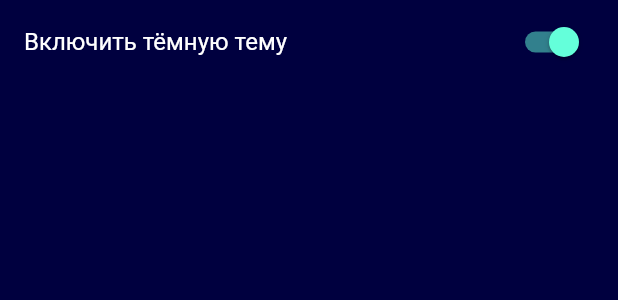
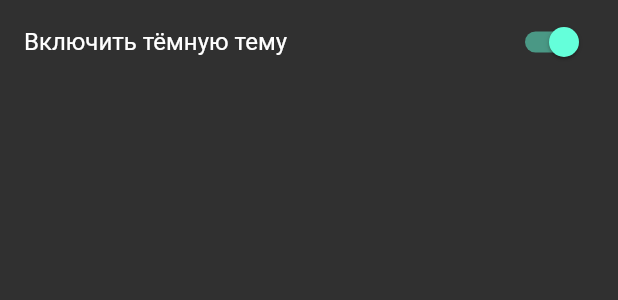
Before and after one commit to utopicnarwhal/flibusta-mobile, a Flutter app: the ThemeSwitcher widget shown alone on an empty page, opened directly, after a tap on "Включить тёмную тему", on a phone screen of 412 x 824 dp. Shown: the top 300 px of the screen. Run offline on Flutter 3.47's test engine with Material 2 defaults, Android fonts, the phone set to English and light mode, and no system bars; our stand-ins replace dio, dynamic_theme, flutter_typeahead, font_awesome_flutter, open_file, rxdart and 1 more; missing offline and left inert: bloc_pattern, simple_permissions; accounts and stored records are empty; network calls fail.

```diff
--- a/lib/blocs/theme_data/theme_data_bloc.dart
+++ /dev/null
@@ -1,28 +0,0 @@
-import 'package:bloc_pattern/bloc_pattern.dart';
-import 'package:rxdart/rxdart.dart';
-
-class ThemeDataBloc implements BlocBase {
-  static final ThemeDataBloc themeDataBloc = ThemeDataBloc._internal();
-
-  factory ThemeDataBloc() {
-    return themeDataBloc;
-  }
-  ThemeDataBloc._internal();
-
-  var _themeDataController = BehaviorSubject<bool>.seeded(false);
-  Stream<bool> get themeDataStream => _themeDataController.stream;
-  Sink<bool> get _themeDataSink => _themeDataController.sink;
-
-  void switchToDarkTheme() {
-    _themeDataSink.add(true);
-  }
-
-  void switchToLightTheme() {
-    _themeDataSink.add(false);
-  }
-
-  @override
-  void dispose() {
-    _themeDataController.close();
-  }
-}
--- a/lib/drawer.dart
+++ b/lib/drawer.dart
@@ -1,4 +1,4 @@
-import 'package:flibusta/blocs/theme_data/theme_data_bloc.dart';
+import 'package:dynamic_theme/dynamic_theme.dart';
 import 'package:flibusta/pages/help/help_page.dart';
 import 'package:flibusta/pages/proxy_settings/proxy_setting_page.dart';
 import 'package:flibusta/services/local_store_service.dart';
@@ -90,23 +90,14 @@ class ThemeSwitcher extends StatefulWidget {
 class _ThemeSwitcherState extends State<ThemeSwitcher> {
   @override
   Widget build(BuildContext context) {
-    return StreamBuilder<Object>(
-      initialData: false,
-      stream: ThemeDataBloc().themeDataStream,
-      builder: (context, snapshot) {
-        return SwitchListTile(
-          title: Text("Включить тёмную тему"),
-          value: snapshot.data,
-          onChanged: (value) {
-            LocalStore().setIsDarkTheme(value);
-            if (value) {
-              ThemeDataBloc().switchToDarkTheme();
-            } else {
-              ThemeDataBloc().switchToLightTheme();
-            }
-          },
-        );
-      }
+    return SwitchListTile(
+      title: Text("Включить тёмную тему"),
+      value: DynamicTheme.of(context).brightness == Brightness.dark,
+      onChanged: (value) {
+        setState(() {
+          DynamicTheme.of(context).setBrightness(value ? Brightness.dark : Brightness.light);
+        });
+      },
     );
   }
 }
--- a/lib/pages/home/advanced_search/advanced_search_bs.dart
+++ b/lib/pages/home/advanced_search/advanced_search_bs.dart
@@ -93,10 +93,7 @@ Future<AdvancedSearchParams> showAdvancedSearchBS(GlobalKey<ScaffoldState> scaff
                 Padding(
                   padding: const EdgeInsets.only(bottom: 14.0),
                   child: TypeAheadField(
-                    suggestionsBoxVerticalOffset: -200,
-                    suggestionsBoxDecoration: SuggestionsBoxDecoration(
-                      constraints: BoxConstraints.loose(Size.fromHeight(150.0))
-                    ),
+                    autoFlipDirection: true,
                     textFieldConfiguration: TextFieldConfiguration(
                       autocorrect: true,
                       controller: genresTextFieldController,
--- a/lib/pages/home/home_page.dart
+++ b/lib/pages/home/home_page.dart
@@ -211,7 +211,6 @@ class HomeState extends State<Home> with SingleTickerProviderStateMixin {
           });
         },
         child: Container(
-          color: Colors.black12,
           child: _load ? LoadingIndicator() : whatContentShow()
         ),
       ),
--- a/lib/route.dart
+++ b/lib/route.dart
@@ -1,4 +1,4 @@
-import 'package:flibusta/blocs/theme_data/theme_data_bloc.dart';
+import 'package:dynamic_theme/dynamic_theme.dart';
 import 'package:flibusta/pages/proxy_settings/proxy_setting_page.dart';
 import 'package:flibusta/services/local_store_service.dart';
 import 'package:flutter/material.dart';
@@ -19,7 +19,6 @@ class FlibustaApp extends StatelessWidget {
         ),
         isDense: true,
       ),
-      scaffoldBackgroundColor: Color(0xFF00003f),
     );
 
     var _customLightTheme = ThemeData.light().copyWith(
@@ -29,22 +28,20 @@ class FlibustaApp extends StatelessWidget {
         ),
         isDense: true,
       ),
-      scaffoldBackgroundColor: Colors.grey.shade300,
     );
 
-    LocalStore().getIsDarkTheme().then((isDarkTheme) {
-      if (isDarkTheme) {
-        ThemeDataBloc().switchToDarkTheme();
-      }
-    });
-
-    return StreamBuilder(
-      initialData: false,
-      stream: ThemeDataBloc().themeDataStream,
-      builder: (BuildContext context, AsyncSnapshot<bool> isDarkTheme) {
+    return DynamicTheme(
+      defaultBrightness: Brightness.light,
+      data: (brightness) {
+        if (brightness == Brightness.dark) {
+          return _customDarkTheme;
+        }
+        return _customLightTheme;
+      },
+      themedWidgetBuilder: (context, theme) {
         return MaterialApp(
-          title: 'Flibusta',
-          theme: isDarkTheme.data ? _customDarkTheme : _customLightTheme,
+          title: 'Флибуста',
+          theme: theme,
           // theme: ThemeData(
           //   primaryColor: Colors.blue,
           //   primarySwatch: Colors.blue,
```
Also changed, not shown: lib/intro.dart (+9 -5 lines), pubspec.yaml (+4 -3 lines), assets/img/Logo.png (added), lib/pages/home/home_page_new.dart (added), 9 other files.
